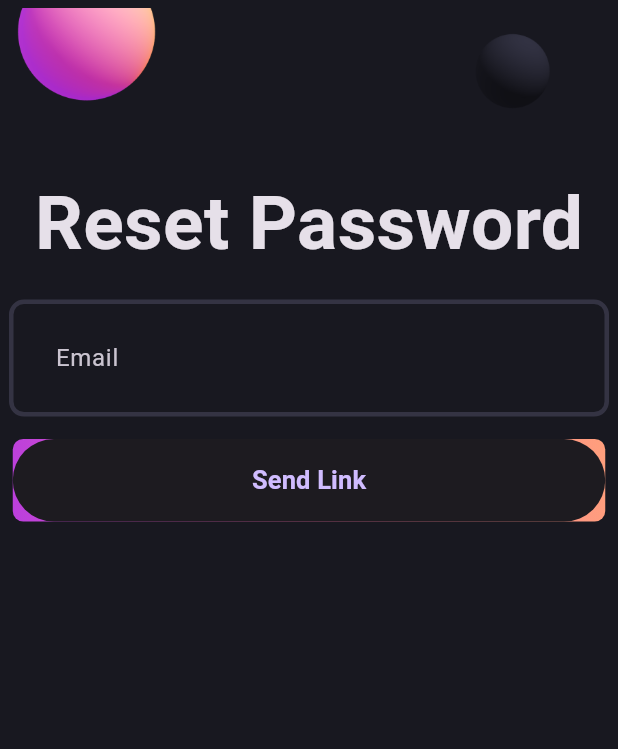
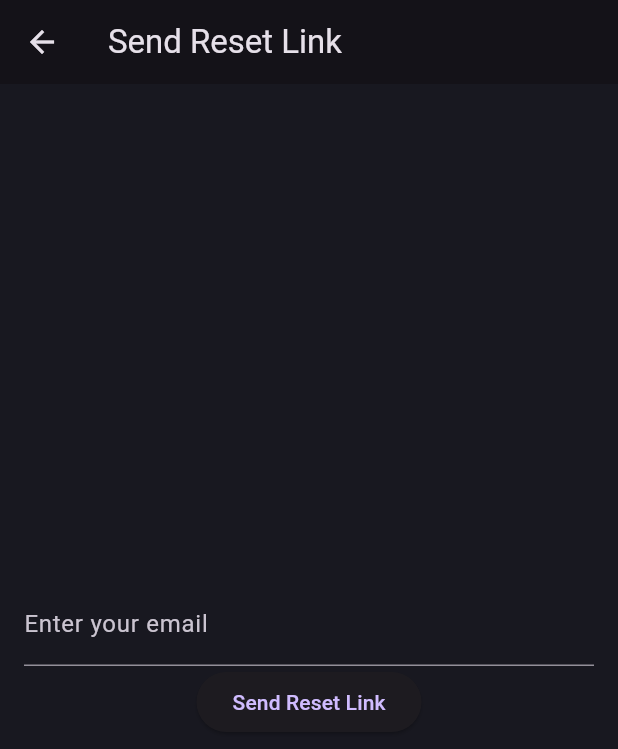
Before and after one commit to meet2307/ITIS, a Flutter app: the LoginScreen screen opened directly, after a tap on "Forgot Password?", on a phone screen of 412 x 824 dp. Shown: the top 749 px of the screen. Run offline on Flutter 3.47's test engine with Material 3 defaults, Android fonts, the phone set to English and light mode, and no system bars; our stand-ins replace flutter_secure_storage, permission_handler; accounts and stored records are empty.

Commit message:
Changes made for password reset feature.

```diff
--- a/lib/login_screen.dart
+++ b/lib/login_screen.dart
@@ -1,12 +1,10 @@
 import 'package:flutter/material.dart';
 import 'package:http/http.dart' as http;
 import 'dart:convert';
-
-import 'package:itis_project_python/home.dart';
 import 'package:itis_project_python/home_screen.dart';
 import 'package:itis_project_python/pallete.dart';
 import 'package:itis_project_python/register_screen.dart';
-import 'package:itis_project_python/reset_password_screen.dart';
+import 'package:itis_project_python/send_reset_link.dart';
 
 class LoginScreen extends StatefulWidget {
   @override
@@ -206,7 +204,7 @@ class _LoginScreenState extends State<LoginScreen> {
             ),
             child: ElevatedButton(
               onPressed: () {
-                if(_role!.isEmpty){
+                if(_role.isEmpty){
                   ScaffoldMessenger.of(context).showSnackBar(SnackBar(content: Text('Role is not selected. Please choose one.')));
                 }
                 else{
@@ -247,7 +245,7 @@ class _LoginScreenState extends State<LoginScreen> {
                       onPressed: () {
                         Navigator.push(
                           context,
-                          MaterialPageRoute(builder: (context) => ResetPasswordScreen()),
+                          MaterialPageRoute(builder: (context) => SendResetLinkScreen()),
                         );
                       },
                       child: Text('Forgot Password?'),
--- a/lib/reset_password_screen.dart
+++ b/lib/reset_password_screen.dart
@@ -1,140 +1,64 @@
+// reset_password_screen.dart
+import 'package:flutter/material.dart';
+import 'package:http/http.dart' as http;
 import 'dart:convert';
-import 'package:flutter/material.dart';
-import 'package:itis_project_python/gradient_button.dart';
-import 'package:itis_project_python/login_field.dart';
-import 'package:itis_project_python/login_screen.dart';
-import 'package:itis_project_python/pallete.dart';
-import 'package:http/http.dart' as http;
-import 'package:path/path.dart';
 
-class ResetPasswordScreen extends StatefulWidget {
+class ResetPasswordTestScreen extends StatefulWidget {
+  final String email;
+  ResetPasswordTestScreen({required this.email});
+
   @override
-  _ResetPasswordScreenState createState() => _ResetPasswordScreenState();
+  _ResetPasswordTestScreenState createState() => _ResetPasswordTestScreenState();
 }
 
-class _ResetPasswordScreenState extends State<ResetPasswordScreen>  {
-  final TextEditingController usrName = TextEditingController();
-  bool isVisible=false;
-  String _role = '';
-  final formKey = GlobalKey<FormState>();
-  Future<void> resetPassword(BuildContext context) async {
+class _ResetPasswordTestScreenState extends State<ResetPasswordTestScreen> {
+  final TextEditingController _passwordController = TextEditingController();
+
+  Future<void> resetPassword() async {
     var response = await http.post(
       Uri.parse('http://localhost:5000/reset_password'),
       headers: <String, String>{
         'Content-Type': 'application/json',
       },
       body: jsonEncode({
-        'email': usrName.text,
+        'email':widget.email,
+        'new_password': _passwordController.text,
       }),
     );
+
     if (response.statusCode == 200) {
-      ScaffoldMessenger.of(context).showSnackBar(SnackBar(content: Text('Resest Link sent to email.')));
-      Navigator.of(context).pushReplacement(
-        MaterialPageRoute(builder: (context) => LoginScreen()),
-        //MaterialPageRoute(builder: (context) => Home()),
+      ScaffoldMessenger.of(context).showSnackBar(
+          SnackBar(content: Text('Your password has been reset successfully.'))
       );
+      Navigator.of(context).pop(); // Optionally pop back to login or another appropriate screen
     } else {
-      ScaffoldMessenger.of(context).showSnackBar(SnackBar(content: Text('Invalid credentials')));
+      ScaffoldMessenger.of(context).showSnackBar(
+          SnackBar(content: Text('Failed to reset password.'))
+      );
     }
   }
 
   @override
   Widget build(BuildContext context) {
     return Scaffold(
+      appBar: AppBar(
+        title: Text("Reset Password"),
+      ),
       body: Padding(
-        padding: EdgeInsets.all(5.0),
-        child: Center(
-          child: Form(
-            key: formKey,
-            child: Column(
-              children: <Widget>[
-                // TextField(
-                //   controller: _usernameController,
-                //   decoration: InputDecoration(labelText: 'Username'),
-                // ),
-                Image.asset('assets/images/signin_balls.png'),
-                const Text(
-                  'Reset Password',
-                  style: TextStyle(
-                    fontWeight: FontWeight.bold,
-                    fontSize: 50,
-                  ),
-                ),
-                const SizedBox(height: 15),
-                ConstrainedBox(
-                  constraints: const BoxConstraints(
-                    maxWidth: 400,
-                  ),
-                  child: TextFormField(
-                    autovalidateMode: AutovalidateMode.onUserInteraction,
-                    controller: usrName,
-                    validator: (value){
-                      if(value!.isEmpty){
-                        return "Username is required";
-                      }
-                      return null;
-                    },
-                    decoration: InputDecoration(
-                      contentPadding: const EdgeInsets.all(27),
-                      enabledBorder: OutlineInputBorder(
-                        borderSide: const BorderSide(
-                          color: Pallete.borderColor,
-                          width: 3,
-                        ),
-                        borderRadius: BorderRadius.circular(10),
-                      ),
-                      focusedBorder: OutlineInputBorder(
-                        borderSide: const BorderSide(
-                          color: Pallete.gradient2,
-                          width: 3,
-                        ),
-                        borderRadius: BorderRadius.circular(10),
-                      ),
-                      hintText: 'Email',
-                    ),
-                  ),
-                ),
-                const SizedBox(height: 15),
-                Container(
-                  decoration: BoxDecoration(
-                    gradient: const LinearGradient(
-                      colors: [
-                        Pallete.gradient1,
-                        Pallete.gradient2,
-                        Pallete.gradient3,
-                      ],
-                      begin: Alignment.bottomLeft,
-                      end: Alignment.topRight,
-                    ),
-                    borderRadius: BorderRadius.circular(7),
-                  ),
-                  child: ElevatedButton(
-                    onPressed: () {
-                      if(_role!.isEmpty){
-                        ScaffoldMessenger.of(context).showSnackBar(SnackBar(content: Text('Role is not selected. Please choose one.')));
-                      }
-                      else{
-                        resetPassword(context);
-                      }
-                    },
-                    style:
-                    ElevatedButton.styleFrom(
-                      fixedSize: const Size(395, 55),
-                      shadowColor: Colors.transparent,
-                    ),
-                    child: Text(
-                      'Send Link',
-                      style: TextStyle(
-                        fontWeight: FontWeight.w600,
-                        fontSize: 17,
-                      ),
-                    ),
-                  ),
-                ),
-                const SizedBox(height: 15),
-              ],
+        padding: const EdgeInsets.all(16.0),
+        child: Column(
+          mainAxisAlignment: MainAxisAlignment.center,
+          children: [
+            TextField(
+              controller: _passwordController,
+              decoration: InputDecoration(labelText: 'Enter your new password'),
+              obscureText: true,
             ),
-          ),
+            ElevatedButton(
+              onPressed: resetPassword,
+              child: Text('Reset Password'),
+            ),
+          ],
         ),
       ),
     );
--- /dev/null
+++ b/lib/send_reset_link.dart
@@ -0,0 +1,85 @@
+// send_reset_link_screen.dart
+import 'package:flutter/material.dart';
+import 'package:http/http.dart' as http;
+import 'dart:convert';
+
+import 'package:itis_project_python/reset_password_screen.dart';
+
+
+class SendResetLinkScreen extends StatefulWidget {
+  @override
+  _SendResetLinkScreenState createState() => _SendResetLinkScreenState();
+}
+
+class _SendResetLinkScreenState extends State<SendResetLinkScreen> {
+  final TextEditingController _emailController = TextEditingController();
+
+  Future<void> sendResetLink() async {
+    ScaffoldMessenger.of(context).showSnackBar(
+        SnackBar(content: Text('Reset link sent to your email. Please check your inbox.'))
+    );
+    var response = await http.post(
+      Uri.parse('http://localhost:5000/reset_password_request'),
+      headers: <String, String>{
+        'Content-Type': 'application/json',
+      },
+      body: jsonEncode({
+        'email': _emailController.text,
+      }),
+    );
+
+    if (response.statusCode == 200) {
+      Navigator.of(context).pushReplacement(
+        MaterialPageRoute(builder: (context) => ResetPasswordTestScreen(email:_emailController.text)),
+        //MaterialPageRoute(builder: (context) => Home()),
+      );
+    } else {
+      ScaffoldMessenger.of(context).showSnackBar(
+          SnackBar(content: Text('Failed to send reset link.'))
+      );
+    }
+  }
+
+  // validate_token() async{
+  //   var response = await http.get(Uri.parse('http://localhost:5000/validate_response'));
+  //
+  //   if (response.statusCode == 200) {
+  //     ScaffoldMessenger.of(context).showSnackBar(
+  //         SnackBar(content: Text('Reset password. Type the new one!'))
+  //     );
+  //     Navigator.of(context).pushReplacement(
+  //       MaterialPageRoute(builder: (context) => ResetPasswordTestScreen(email:_emailController.text)),
+  //       //MaterialPageRoute(builder: (context) => Home()),
+  //     );
+  //   } else {
+  //     ScaffoldMessenger.of(context).showSnackBar(
+  //         SnackBar(content: Text('Unauthorized access!'))
+  //     );
+  //   }
+  // }
+
+  @override
+  Widget build(BuildContext context) {
+    return Scaffold(
+      appBar: AppBar(
+        title: Text("Send Reset Link"),
+      ),
+      body: Padding(
+        padding: const EdgeInsets.all(16.0),
+        child: Column(
+          mainAxisAlignment: MainAxisAlignment.center,
+          children: [
+            TextField(
+              controller: _emailController,
+              decoration: InputDecoration(labelText: 'Enter your email'),
+            ),
+            ElevatedButton(
+              onPressed: sendResetLink,
+              child: Text('Send Reset Link'),
+            ),
+          ],
+        ),
+      ),
+    );
+  }
+}
```
Also changed, not shown: lib/main.dart (+3 -35 lines).
